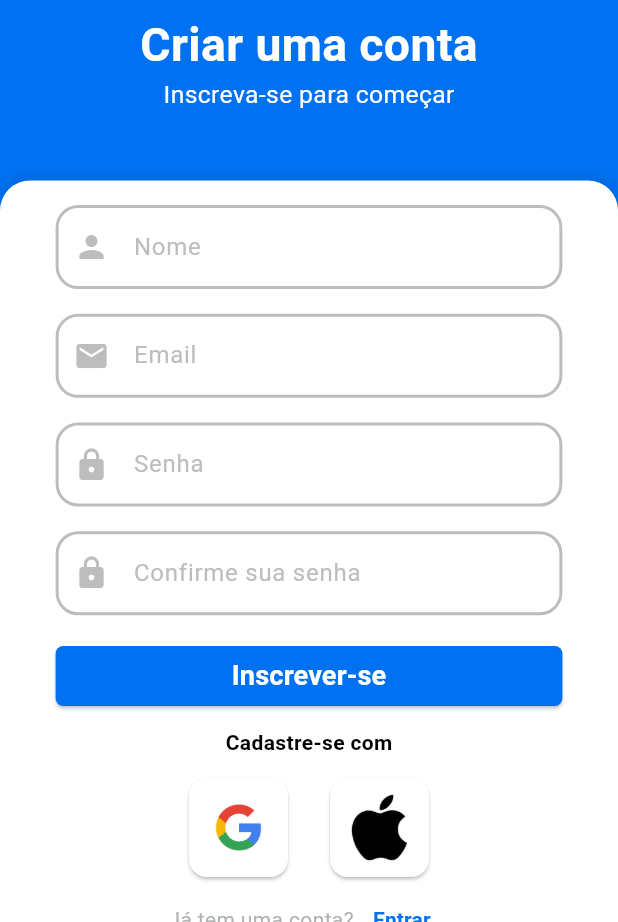
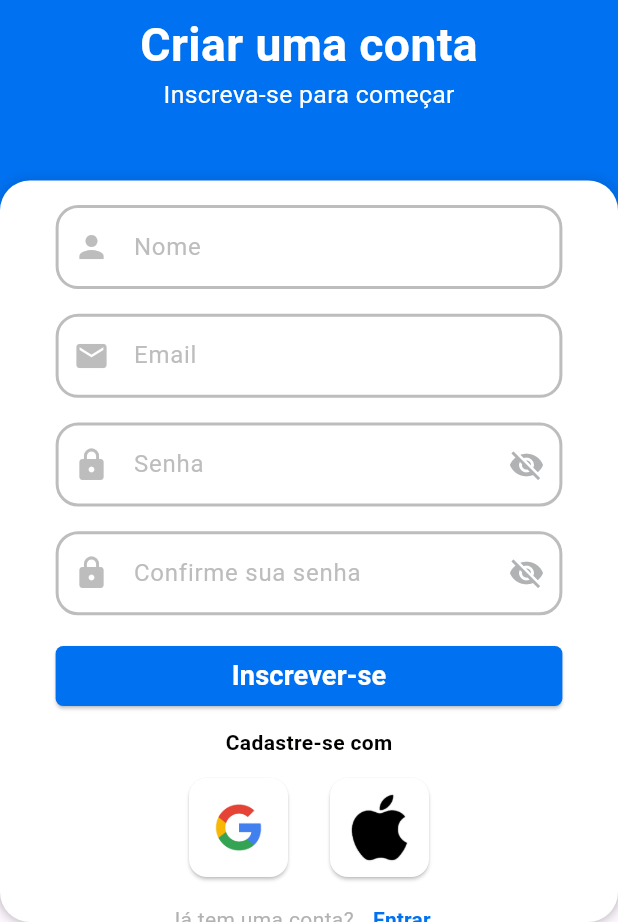
Before and after one commit to JohanVPS/Quiz, a Flutter app: the SignupScreen screen opened directly, on a phone screen of 412 x 824 dp, the part 314-1236 px from its top. Run offline on Flutter 3.47's test engine with Material 3 defaults, Android fonts, the phone set to English and light mode, and no system bars; our stand-ins replace cloud_firestore, firebase_auth, firebase_core, percent_indicator; accounts and stored records are empty.

Commit message:
visibilidade de senha - cadastro

```diff
--- a/quiz/lib/main.dart
+++ b/quiz/lib/main.dart
@@ -1,10 +1,13 @@
 import 'package:flutter/material.dart';
 import 'package:firebase_core/firebase_core.dart';
+import 'package:quiz/firebase_options.dart';
 import 'screens/loginScreen.dart';
 
 void main() async {
   WidgetsFlutterBinding.ensureInitialized();
-  await Firebase.initializeApp();
+  await Firebase.initializeApp(
+    options: DefaultFirebaseOptions.currentPlatform,
+  );
   runApp(QuizApp());
 }
 
--- a/quiz/lib/screens/SignupScreen.dart
+++ b/quiz/lib/screens/SignupScreen.dart
@@ -21,6 +21,21 @@ class _SignupScreenState extends State<SignupScreen> {
   String _confirmPassword = '';
   String erro = '';
   bool _isLoading = false;
+
+  bool _isPasswordVisible = false;
+  bool _isConfirmPasswordVisible = false;
+
+  void _togglePasswordVisibility() {
+    setState(() {
+      _isPasswordVisible = !_isPasswordVisible;
+    });
+  }
+
+  void _toggleConfirmPasswordVisibility() {
+    setState(() {
+      _isConfirmPasswordVisible = !_isConfirmPasswordVisible;
+    });
+  }
 
   void _signup(BuildContext contexto) async {
     if (_formKey.currentState!.validate()) {
@@ -135,6 +150,7 @@ class _SignupScreenState extends State<SignupScreen> {
             ),
           ),
           Container(
+            height: size.height * 0.6,
             decoration: BoxDecoration(
               color: corBranca(),
               borderRadius: BorderRadius.circular(20),
@@ -188,8 +204,14 @@ class _SignupScreenState extends State<SignupScreen> {
                   TextFormField(
                     style: TextStyle(color: corPreta()),
                     cursorColor: corPreta(),
-                    decoration: inputDec('Senha', Icons.lock),
-                    obscureText: true,
+                    decoration: inputDec(
+                      'Senha',
+                      Icons.lock,
+                      isPassword: true,
+                      isPasswordVisible: _isPasswordVisible,
+                      toggleVisibility: _togglePasswordVisibility,
+                    ),
+                    obscureText: !_isPasswordVisible,
                     validator: (value) {
                       if (value == null || value.isEmpty) {
                         return 'Por favor, insira uma senha';
@@ -204,8 +226,14 @@ class _SignupScreenState extends State<SignupScreen> {
                   TextFormField(
                     style: TextStyle(color: corPreta()),
                     cursorColor: corPreta(),
-                    decoration: inputDec('Confirme sua senha', Icons.lock),
-                    obscureText: true,
+                    decoration: inputDec(
+                      'Confirme sua senha',
+                      Icons.lock,
+                      isPassword: true,
+                      isPasswordVisible: _isConfirmPasswordVisible,
+                      toggleVisibility: _toggleConfirmPasswordVisibility,
+                    ),
+                    obscureText: !_isConfirmPasswordVisible,
                     validator: (value) {
                       if (value == null || value.isEmpty) {
                         return 'Por favor, insira uma senha';
--- a/quiz/lib/screens/loginScreen.dart
+++ b/quiz/lib/screens/loginScreen.dart
@@ -162,7 +162,7 @@ class _LoginState extends State<Login> {
                             ),
                             focusedBorder: OutlineInputBorder(
                               borderRadius: BorderRadius.circular(12),
-                              borderSide: BorderSide(color: corPreta()),
+                              borderSide: BorderSide(color: corDestaque()),
                             ),
                             contentPadding: const EdgeInsets.symmetric(
                               vertical: 16,
@@ -203,7 +203,7 @@ class _LoginState extends State<Login> {
                             ),
                             focusedBorder: OutlineInputBorder(
                               borderRadius: BorderRadius.circular(12),
-                              borderSide: const BorderSide(color: Colors.black),
+                              borderSide: BorderSide(color: corDestaque()),
                             ),
                             contentPadding: const EdgeInsets.symmetric(
                               vertical: 16,
--- a/quiz/lib/widgets/inputDec.dart
+++ b/quiz/lib/widgets/inputDec.dart
@@ -1,7 +1,13 @@
 import 'package:quiz/widgets/cores.dart';
 import 'package:flutter/material.dart';
 
-InputDecoration inputDec(String label, IconData? icone) {
+InputDecoration inputDec(
+  String label,
+  IconData? icone, {
+  bool isPassword = false,
+  VoidCallback? toggleVisibility,
+  bool isPasswordVisible = false,
+}) {
   return InputDecoration(
     prefixIcon: Icon(icone, color: Colors.grey.shade400),
     labelText: label,
@@ -9,23 +15,32 @@ InputDecoration inputDec(String label, IconData? icone) {
     border: OutlineInputBorder(
       borderRadius: BorderRadius.all(Radius.circular(15.0)),
       borderSide: BorderSide(
-        color: Colors.grey.shade400, // Cor da borda
-        width: 2.0, // Espessura da borda
+        color: Colors.grey.shade400,
+        width: 2.0,
       ),
     ),
     enabledBorder: OutlineInputBorder(
       borderRadius: BorderRadius.all(Radius.circular(15.0)),
       borderSide: BorderSide(
-        color: Colors.grey.shade400, // Cor da borda
-        width: 2.0, // Espessura da borda
+        color: Colors.grey.shade400,
+        width: 2.0,
       ),
     ),
     focusedBorder: OutlineInputBorder(
       borderRadius: BorderRadius.all(Radius.circular(15.0)),
       borderSide: BorderSide(
-        color: corDestaque(), // Cor da borda quando o campo está focado
-        width: 3.0, // Espessura da borda quando o campo está focado
+        color: corDestaque(),
+        width: 3.0,
       ),
     ),
+    suffixIcon: isPassword
+        ? IconButton(
+            icon: Icon(
+              isPasswordVisible ? Icons.visibility : Icons.visibility_off,
+              color: corCinzaClaro(),
+            ),
+            onPressed: toggleVisibility,
+          )
+        : null,
   );
 }
```
